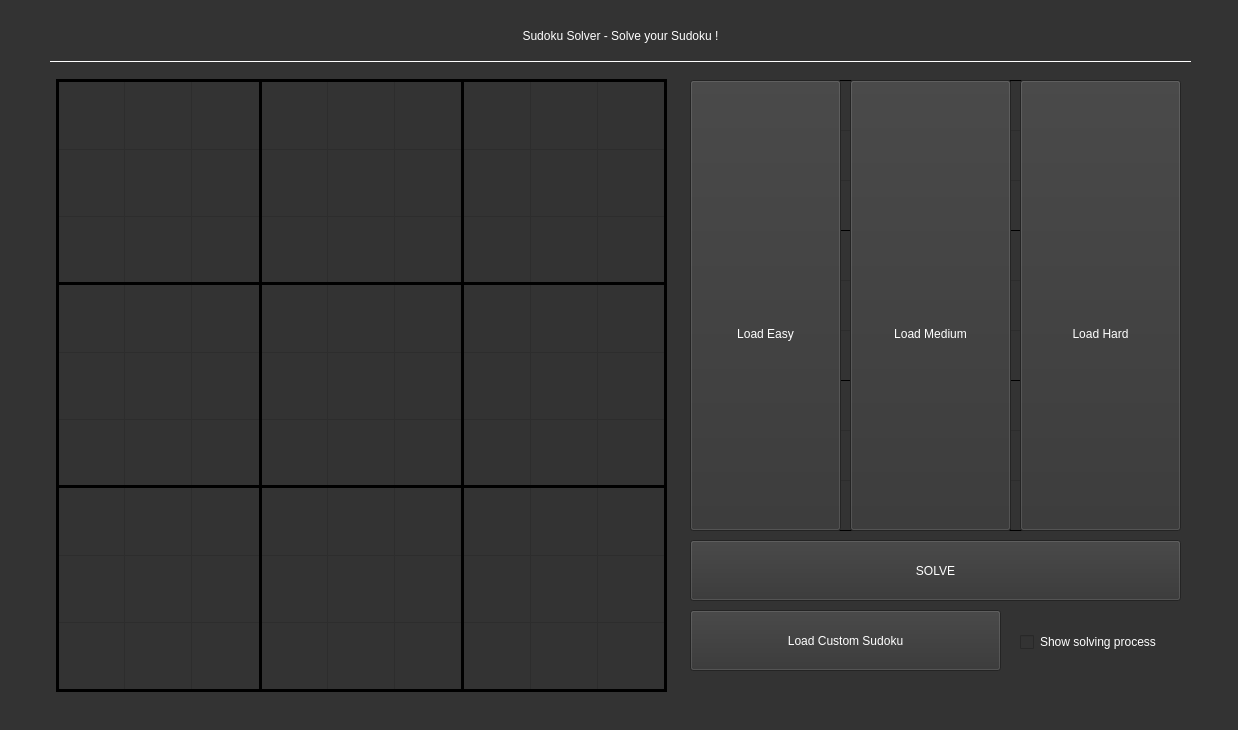
First picture: the form in src/mainwindow.ui, repository Alonkopilov/qt-sudoku-logic-solver, before the edit.
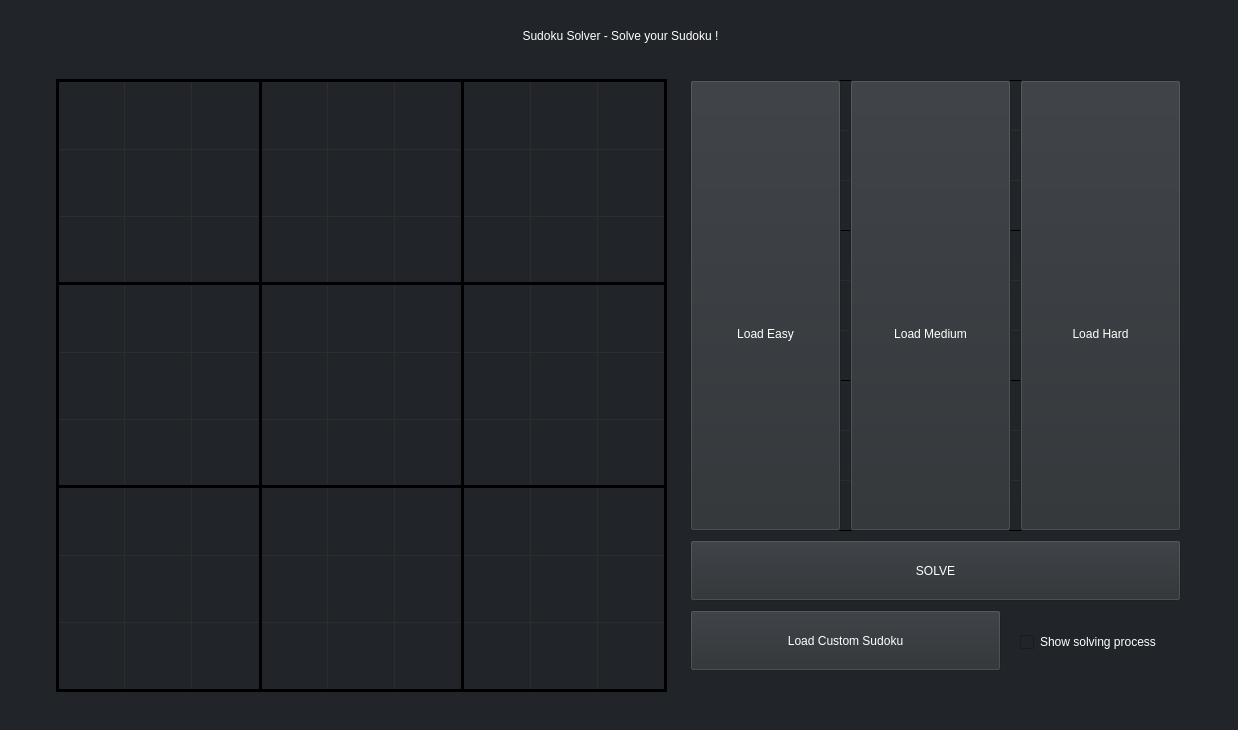
Second picture: the form after the edit. Icons and pictures are not drawn.

What changed in the file:
```diff
--- a/src/mainwindow.ui
+++ b/src/mainwindow.ui
@@ -17,7 +17,7 @@
    <enum>Qt::LeftToRight</enum>
   </property>
   <property name="styleSheet">
-   <string notr="true">background-color: rgb(51, 51, 51);
+   <string notr="true">background-color: #212529;
 border-color: rgb(193, 125, 17);</string>
   </property>
   <property name="windowFilePath">
@@ -144,8 +144,9 @@
      </rect>
     </property>
     <property name="styleSheet">
-     <string notr="true">color: rgb(255, 255, 255);
-font: 12pt &quot;Montserrat&quot;;</string>
+     <string notr="true">font: 10pt &quot;Montserrat&quot;;
+background-color: rgb(42, 46, 50);
+color: rgb(255, 255, 255);</string>
     </property>
     <property name="text">
      <string>SOLVE</string>
@@ -548,6 +549,7 @@
     </property>
     <property name="styleSheet">
      <string notr="true">color: rgb(255, 255, 255);
+background-color: rgb(42, 46, 50);
 image: url(:/icons/icons/iconeasy.png);
 font: 12pt &quot;Montserrat&quot;;</string>
     </property>
@@ -585,6 +587,7 @@
     </property>
     <property name="styleSheet">
      <string notr="true">color: rgb(255, 255, 255);
+background-color: rgb(42, 46, 50);
 image: url(:/icons/icons/iconmedium.png);
 font: 12pt &quot;Montserrat&quot;;</string>
     </property>
@@ -610,6 +613,7 @@
     </property>
     <property name="styleSheet">
      <string notr="true">color: rgb(255, 255, 255);
+background-color: rgb(42, 46, 50);
 image: url(:/icons/icons/iconhard.png);
 font: 12pt &quot;Montserrat&quot;;</string>
     </property>
@@ -652,6 +656,7 @@
     </property>
     <property name="styleSheet">
      <string notr="true">font: 10pt &quot;Montserrat&quot;;
+background-color: rgb(42, 46, 50);
 color: rgb(255, 255, 255);</string>
     </property>
     <property name="text">
@@ -682,9 +687,9 @@
     <property name="geometry">
      <rect>
       <x>50</x>
-      <y>50</y>
+      <y>60</y>
       <width>1141</width>
-      <height>20</height>
+      <height>1</height>
      </rect>
     </property>
     <property name="styleSheet">
```
